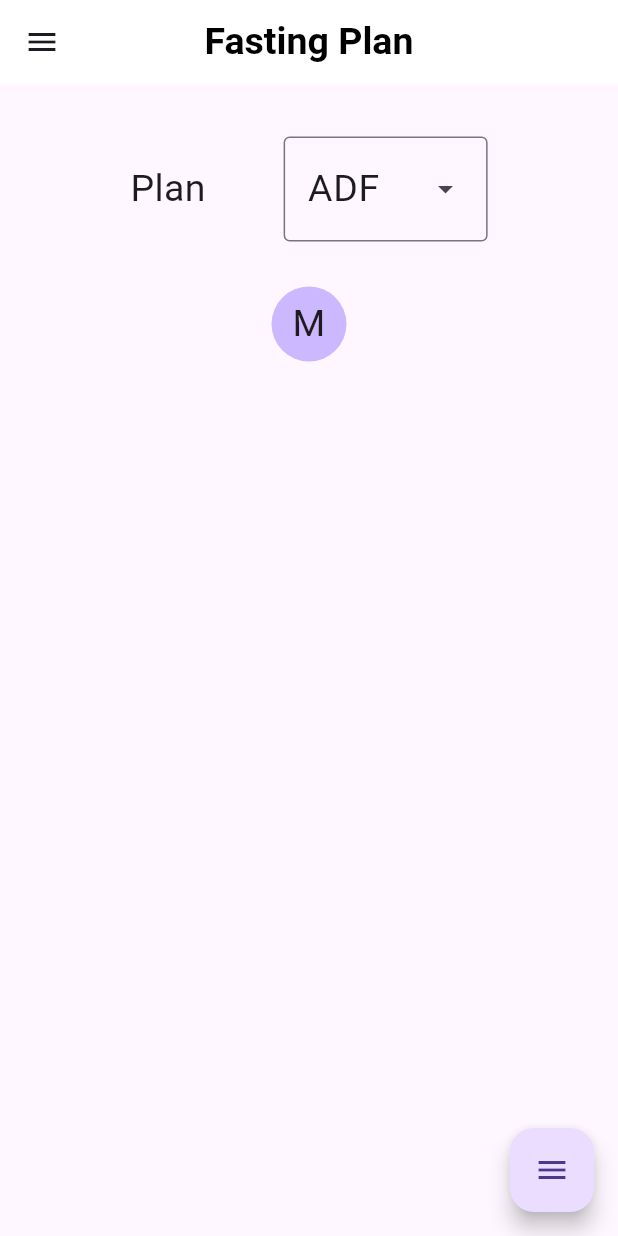
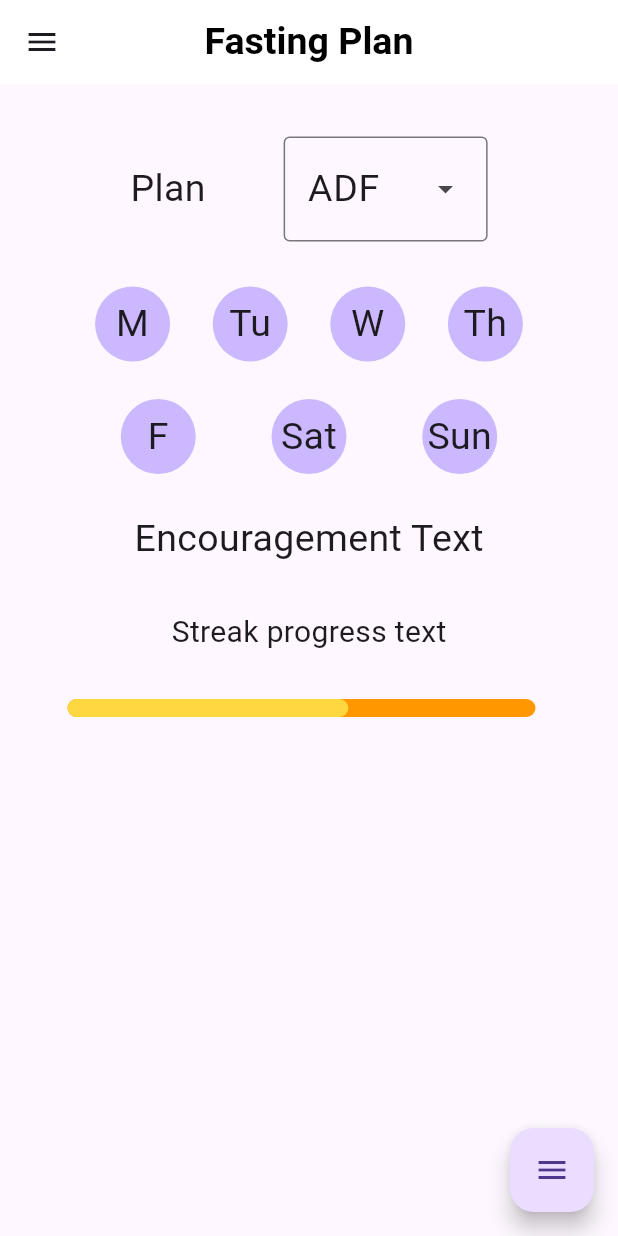
Before and after one commit to Deanna-Jesse-Smith/honours-project, a Flutter app: the FastingPlan screen opened by its route, on a phone screen of 412 x 824 dp. Run offline on Flutter 3.47's test engine with Material 3 defaults, Android fonts, the phone set to English and light mode, and no system bars; drawn by our look-alikes of flutter_expandable_fab, percent_indicator; our stand-ins replace pedometer, permission_handler; missing offline and left inert: flutter_logs, percent_indicator_circle.

Commit message:
Cleaned up the custom check box and made a calendar picker for the user's birthday

```diff
--- a/lib/pages/FastingPlan.dart
+++ b/lib/pages/FastingPlan.dart
@@ -29,14 +29,131 @@ class FastingPlanState extends State<FastingPlan> {
     CustomWidgets customWidgets = CustomWidgets();
     return Scaffold(
       appBar: customWidgets.appBar('Fasting Plan'),
-      body: Container(
+      body: createADF(),
+      drawer: customWidgets.getDrawer(context),
+      floatingActionButtonLocation: ExpandableFab.location,
+      floatingActionButton: customWidgets.getFAB(1),
+    );
+  }
+
+  Container createTRE() {
+    return Container(
       alignment: Alignment.center,
       padding: EdgeInsets.all(20),
       child: Column(
         children: [
+      ],
+      )
+    );
+  }
+
+  Container createADF() {
+    return Container(
+      alignment: Alignment.center,
+      padding: EdgeInsets.all(20),
+      child: Column(
+        children: [
+          Padding(padding: EdgeInsets.all(15), child: chooseFastingPlan()),
           Padding(
             padding: EdgeInsets.all(15),
             child: Row(
+              mainAxisAlignment: MainAxisAlignment.spaceEvenly,
+              children: [
+                CustomCheckbox(
+                  isSelected: daysSelected[0],
+                  dayOfWeek: 'M',
+                  onTap: (bool val) {
+                    setState(() {
+                      daysSelected[0] = val;
+                    });
+                  },
+                ),
+                CustomCheckbox(
+                  isSelected: daysSelected[1],
+                  dayOfWeek: 'Tu',
+                  onTap: (bool val) {
+                    setState(() {
+                      daysSelected[1] = val;
+                    });
+                  },
+                ),
+                CustomCheckbox(
+                  isSelected: daysSelected[2],
+                  dayOfWeek: 'W',
+                  onTap: (bool val) {
+                    setState(() {
+                      daysSelected[2] = val;
+                    });
+                  },
+                ),
+                CustomCheckbox(
+                  isSelected: daysSelected[3],
+                  dayOfWeek: 'Th',
+                  onTap: (bool val) {
+                    setState(() {
+                      daysSelected[3] = val;
+                    });
+                  },
+                ),
+              ],
+            ),
+          ),
+          Padding(
+            padding: EdgeInsets.all(10),
+            child: Row(
+              mainAxisAlignment: MainAxisAlignment.spaceEvenly,
+              children: [
+                CustomCheckbox(
+                  isSelected: daysSelected[4],
+                  dayOfWeek: 'F',
+                  onTap: (bool val) {
+                    setState(() {
+                      daysSelected[4] = val;
+                    });
+                  },
+                ),
+                CustomCheckbox(
+                  isSelected: daysSelected[5],
+                  dayOfWeek: 'Sat',
+                  onTap: (bool val) {
+                    setState(() {
+                      daysSelected[5] = val;
+                    });
+                  },
+                ),
+                CustomCheckbox(
+                  isSelected: daysSelected[6],
+                  dayOfWeek: 'Sun',
+                  onTap: (bool val) {
+                    setState(() {
+                      daysSelected[6] = val;
+                    });
+                  },
+                ),
+              ],
+            ),
+          ),
+          Padding(
+              padding: EdgeInsets.all(15),
+              child: const Text('Encouragement Text',
+              style: TextStyle(fontSize: TextSizing.large),)
+            ),
+            Padding(
+              padding: EdgeInsets.all(15),
+              child: const Text('Streak progress text',
+              style: TextStyle(fontSize: TextSizing.medium),)
+            ),
+            Padding(
+              padding: EdgeInsets.all(15),
+              child: CustomWidgets().streakIndicator('Streak underway', 0.6, Colors.orange, Colors.amberAccent, context)
+            )
+        ],
+      ),
+    );
+  }
+
+  Row chooseFastingPlan() {
+    return .new(
       mainAxisAlignment: MainAxisAlignment.spaceEvenly,
       children: [
         const Text('Plan', style: TextStyle(fontSize: TextSizing.large)),
@@ -53,18 +170,6 @@ class FastingPlanState extends State<FastingPlan> {
           textStyle: TextStyle(fontSize: TextSizing.large),
         ),
       ],
-              ),
-            ),
-            Padding(
-              padding: EdgeInsets.all(15),
-              child: CustomCheckbox(isSelected: daysSelected[0], dayOfWeek: 'M', onTap: () => daysSelected[0] = !daysSelected[0],)
-            ),
-          ],
-        ),
-      ),
-      drawer: customWidgets.getDrawer(context),
-      floatingActionButtonLocation: ExpandableFab.location,
-      floatingActionButton: customWidgets.getFAB(1),
     );
   }
 }
--- a/lib/widgets/custom_checkbox.dart
+++ b/lib/widgets/custom_checkbox.dart
@@ -1,38 +1,34 @@
 // ignore_for_file: public_member_api_docs, sort_constructors_first
 import 'package:flutter/material.dart';
-
 import 'package:testrun/utils/text_sizing.dart';
 
 class CustomCheckbox extends StatelessWidget {
   bool isSelected;
   final String dayOfWeek;
-  final void Function()? onTap;
+  final ValueChanged<bool> onTap;
 
   CustomCheckbox({
     super.key,
     required this.isSelected,
     required this.dayOfWeek,
-    this.onTap,
+    required this.onTap,
   });
 
   @override
   Widget build(BuildContext context) => GestureDetector(
-      onTap: () {
-        isSelected = !isSelected;
-      },
-      onSecondaryTap: onTap,
+      onTap: () => onTap(!isSelected),
       child: Container(
         alignment: Alignment.center,
         width: 50,
         height: 50,
         decoration: BoxDecoration(
           color: isSelected
-              ? Colors.amber
+              ? const Color.fromARGB(255, 143, 110, 199)
               : const Color.fromARGB(255, 203, 184, 255),
           borderRadius: BorderRadius.circular(40),
         ),
-        child: const Text(
-          'M',
+        child: Text(
+          dayOfWeek,
           textAlign: TextAlign.center,
           style: TextStyle(fontSize: TextSizing.large),
         ),
```
Also changed, not shown: lib/pages/setup_user.dart (+126 -47 lines). Lines whose indentation alone changed are shown as unchanged.
